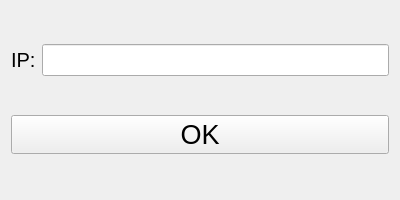
The window that Client/front_end/switchserverip.ui (Sjeary/OnPointLinkProgram) describes before a commit, drawn with Qt 5.
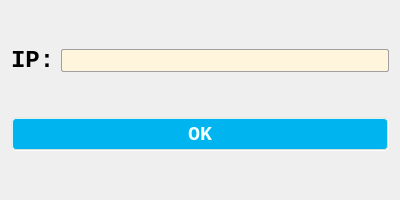
The same window after the commit. Icons and pictures are not drawn.

The edit to the form file:
```diff
--- a/Client/front_end/switchserverip.ui
+++ b/Client/front_end/switchserverip.ui
@@ -13,6 +13,241 @@
   <property name="windowTitle">
    <string>Switch server IP</string>
   </property>
+  <property name="styleSheet">
+   <string notr="true">
+#login, #MainWindow,#SwitchServerIP
+{
+    /*背景色，蓝到淡黄渐变*/
+    /*渐变色:rgba中最后一值为透明度,0_255&lt;-&gt;完全透明_不透明*/
+    background-color: qradialgradient(cx:0.25, cy:0.25, radius:0.75, fx:0.618 fy:0.618,
+                                        stop:0 rgba(20,150,220,240),
+                                        stop:1 rgba(255,245,220,240));
+}
+
+#login
+{
+    /*宽高*/
+    width: 800px;
+    height: 500px;
+}
+
+#label_picture
+{
+    /*背景图片，注意格式*/
+    border-image:url(:/res/background-images/login1.jpg) 4 4 4 4 strech strech;
+    /*为logo采用特殊字体*/
+    font-family: Chiller;
+    font-size: 80px;
+    font-weight:bold;
+}
+
+
+#pushButton_Login
+{
+    font-family:STXinwei;
+    font-size: 24px;
+    font-weight:bold;
+}
+
+
+QComboBox
+{
+    /*背景，淡黄*/
+    background: rgb(255,245,220);
+    /*边框，蓝绿*/
+    border-color: rgb(0,140,180);
+    border-style: groove;
+    border-radius: 3px;
+    border-width: 2px;
+    /*前景/字体*/
+    color: black;
+    font-family: consolas;
+    font-size: 24px;
+    /*内边距*/
+    padding-top: 2px;
+    padding-left: 2px;
+    /*宽高*/
+    height: 30px;
+}
+/*下拉框格式*/
+QComboBox QAbstractItemView
+{
+    /*背景，淡黄*/
+    background: rgb(255,245,220);
+    /*前景/字体*/
+    color: black;
+    font-family: consolas;
+    font-size: 24px;
+    /*内边距*/
+    padding-top: 2px;
+    padding-left: 2px;
+    /*宽高*/
+    height: 30px;
+}
+/*选中效果*/
+QComboBox:on
+{
+    padding-top: 3px;
+    padding-left: 4px;
+}
+/*下拉箭头容器*/
+QComboBox::drop-down
+{
+    width: 32px;
+    height: 32px;
+}
+
+/*下拉箭头*/
+QComboBox::down-arrow
+{
+    image: url(:/res/icons/xia_la.png);
+}
+/*下拉箭头选中效果*/
+QComboBox::down-arrow:on
+{
+    image: url(:/res/icons/shang_la.png);
+}
+
+/*确认框*/
+QCheckBox
+{
+    /*前景/字体*/
+    color: black;
+    font-family: consolas;
+    font-size: 24px;
+    /*内边距*/
+    padding-left:5px;
+}
+
+QCheckBox::indicator{/*选择框尺寸*/
+    background-color: rgba(255, 255, 255, 0);
+    border: 0px solid #b1b1b1;
+        width: 30px;
+        height: 30px;
+}
+
+QCheckBox::indicator:unchecked
+{
+    image: url(:/res/icons/kaiguan_guan.png);
+}
+
+QCheckBox::indicator:checked
+{
+    image: url(:/res/icons/kaiguan_kai.png);
+}
+
+
+/*按钮*/
+QPushButton,QRadioButton
+{
+    /*背景，偏深蓝*/
+    background-color: rgb(0,180,240);
+    /*边框,淡黄*/
+    border-color: rgba(240,230,210,220);
+    border-radius: 5px;
+    border-style: groove;
+    border-width: 2px;
+    /*前景/字体，淡蓝*/
+    color: rgb(240,255,255);
+    font-family: consolas;
+    font-size: 20px;
+    font-weight:bold;
+    /*内边距*/
+    /*宽高*/
+    height:30px;
+}
+
+/*悬停时，背景变为淡蓝色，字体变为白色*/
+QRadioButton:hover,QPushButton:hover
+{
+    background-color: rgb(100,180,250);
+    color: white;
+}
+
+/*按下时，背景变为蓝绿色，显示边框效果*/
+QPushButton:pressed,QRadioButton:pressed
+{
+    /*背景*/
+    background-color: rgb(0,140,180);
+    /*边框*/
+    border-style: inset;
+    /*前景/字体*/
+    color: white;
+    /*内边距*/
+    padding-left:2px;
+    padding-top:2px;
+}
+
+
+QLabel
+{
+    font-family: consolas;
+    font-size: 24px;
+    font-weight:bold;
+    /*设置QLabel字体为居中*/
+    qproperty-alignment:AlignCenter;
+}
+
+
+QTableWidget
+{
+    /*背景，淡黄*/
+    background: rgb(255,245,220);
+    /*选中背景，蓝色*/
+    selection-background-color: rgb(10, 140, 220);
+    /*边框，蓝绿*/
+    border-color: rgb(0,140,180);
+    border-style: groove;
+    border-radius: 3px;
+    border-width: 2px;
+    /*前景/字体*/
+    color: black;
+    font-family: consolas;
+    font-size: 24px;
+    /*宽高*/
+    height: 30px;
+}
+
+QPlainTextEdit, QListWidget, QLineEdit, QTreeWidget
+{
+    /*背景，淡黄*/
+    background: rgb(255,245,220);
+    /*选中背景，蓝色*/
+    selection-background-color: rgb(10, 140, 220);
+    selection-color: white;
+    /*无边框*/
+
+    /*前景/字体*/
+    color: black;
+    font-family: consolas;
+    font-size: 16px;
+}
+
+QTreeWidget::item
+{
+    /*背景，淡黄*/
+    background: rgb(255,245,220);
+    /*选中背景，蓝色*/
+    selection-background-color: rgb(10, 140, 220);
+    selection-color: rgb(10, 140, 220);
+    /*无边框*/
+
+    /*前景/字体*/
+    color: black;
+    font-family: consolas;
+    font-size: 16px;
+}
+
+QPlainTextEdit, QLineEdit
+{
+    /*窄边框，灰色*/
+    border-color: rgb(160, 160, 160);
+    border-style: solid;
+    border-radius: 2px;
+    border-width: 1px;
+}
+</string>
+  </property>
   <layout class="QVBoxLayout" name="verticalLayout">
    <item>
     <layout class="QHBoxLayout" name="horizontalLayout">
@@ -26,7 +261,10 @@
        </property>
        <property name="font">
         <font>
-         <pointsize>15</pointsize>
+         <family>consolas</family>
+         <pointsize>-1</pointsize>
+         <weight>75</weight>
+         <bold>true</bold>
         </font>
        </property>
        <property name="text">
@@ -38,7 +276,8 @@
       <widget class="QLineEdit" name="lineEdit">
        <property name="font">
         <font>
-         <pointsize>15</pointsize>
+         <family>consolas</family>
+         <pointsize>-1</pointsize>
         </font>
        </property>
       </widget>
@@ -49,7 +288,10 @@
     <widget class="QPushButton" name="pushButton">
      <property name="font">
       <font>
-       <pointsize>20</pointsize>
+       <family>consolas</family>
+       <pointsize>-1</pointsize>
+       <weight>75</weight>
+       <bold>true</bold>
       </font>
      </property>
      <property name="text">
```
